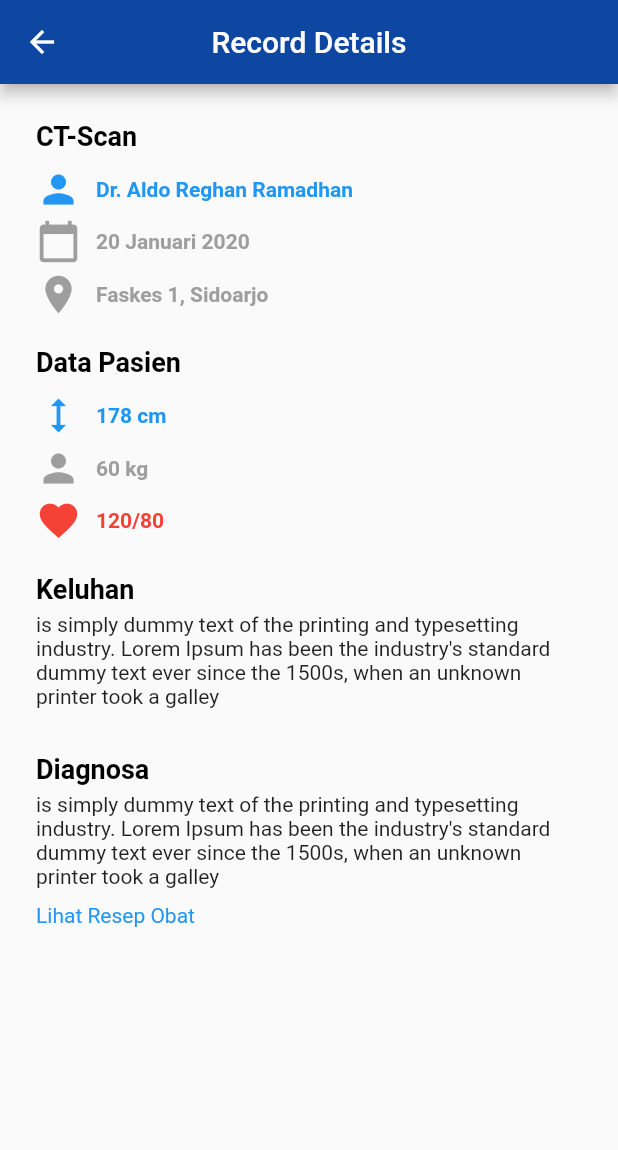
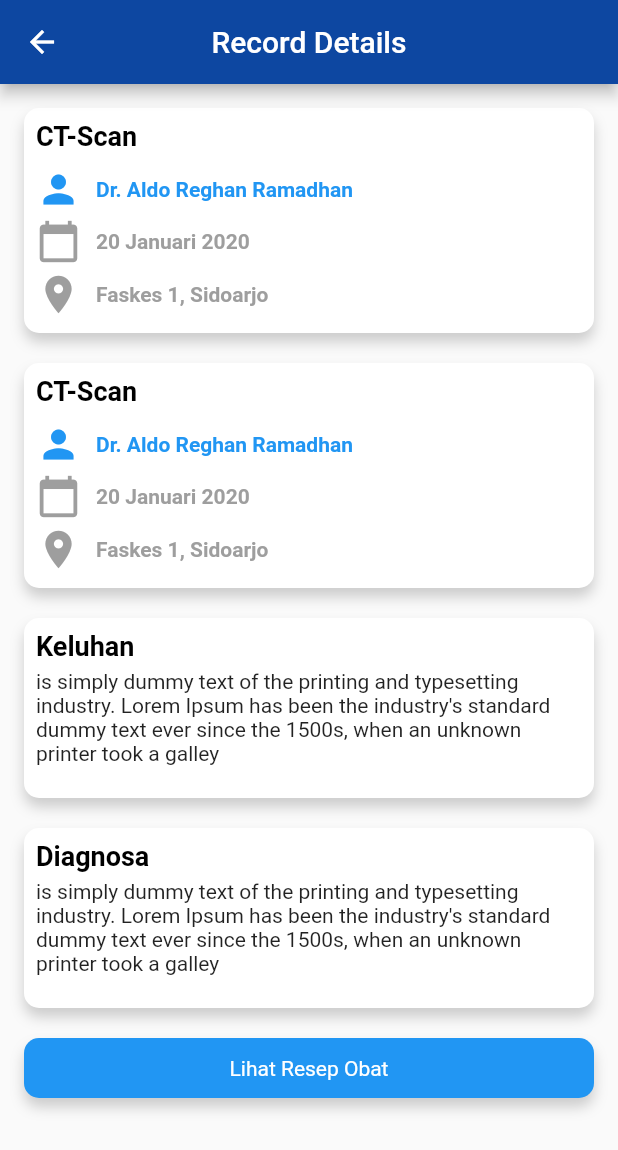
Before and after one commit to AldoReghan/medicalrecord, a Flutter app: the MedicalDetails screen opened directly, on a phone screen of 412 x 824 dp. Shown: the top 1150 px of the screen. Run offline on Flutter 3.47's test engine with Material 2 defaults, Android fonts, the phone set to English and light mode, and no system bars.

Commit message:
finishing layout

```diff
--- /dev/null
+++ b/lib/components/CardDetail.dart
@@ -0,0 +1,117 @@
+import 'package:flutter/material.dart';
+
+class MyApp extends StatelessWidget {
+  @override
+  Widget build(BuildContext context) {
+    return MaterialApp(
+      title: 'Card Detail',
+      home: CardDetail(),
+    );
+  }
+}
+
+class CardDetail extends StatefulWidget {
+  final String title;
+  final icon1;
+  final String dokterOrTb;
+  final icon2;
+  final String dateOrWeight;
+  final icon3;
+  final String placeOrHeartbeath;
+
+  const CardDetail({Key key, this.title, this.icon1, this.dokterOrTb, this.icon2, this.dateOrWeight, this.icon3, this.placeOrHeartbeath}) : super(key: key);
+
+  @override
+  _CardDetailState createState() => _CardDetailState();
+}
+
+class _CardDetailState extends State<CardDetail> {
+  @override
+  Widget build(BuildContext context) {
+    return Container(
+      height: 150,
+      decoration: BoxDecoration(
+          color: Colors.white,
+          borderRadius: BorderRadiusDirectional.circular(10),
+          boxShadow: [
+            BoxShadow(
+                blurRadius: 7,
+                color: Colors.grey.withOpacity(0.5),
+                offset: Offset(0, 6))
+          ]),
+      child: Padding(
+        padding: const EdgeInsets.all(8.0),
+        child: Column(
+          crossAxisAlignment: CrossAxisAlignment.start,
+          children: [
+            Text('CT-Scan',
+                style: TextStyle(
+                    color: Colors.black,
+                    fontWeight: FontWeight.bold,
+                    fontSize: 18)),
+            SizedBox(
+              height: 10,
+            ),
+            Row(
+              children: [
+                Icon(
+                  Icons.person,
+                  size: 30,
+                  color: Colors.blue,
+                ),
+                SizedBox(
+                  width: 10,
+                ),
+                Text(
+                  'Dr. Aldo Reghan Ramadhan',
+                  style: TextStyle(
+                      fontWeight: FontWeight.bold, color: Colors.blue),
+                )
+              ],
+            ),
+            SizedBox(
+              height: 5,
+            ),
+            Row(
+              children: [
+                Icon(
+                  Icons.calendar_today,
+                  size: 30,
+                  color: Colors.grey,
+                ),
+                SizedBox(
+                  width: 10,
+                ),
+                Text(
+                  '20 Januari 2020',
+                  style: TextStyle(
+                      color: Colors.grey, fontWeight: FontWeight.bold),
+                )
+              ],
+            ),
+            SizedBox(
+              height: 5,
+            ),
+            Row(
+              children: [
+                Icon(
+                  Icons.location_on,
+                  size: 30,
+                  color: Colors.grey,
+                ),
+                SizedBox(
+                  width: 10,
+                ),
+                Text(
+                  'Faskes 1, Sidoarjo',
+                  style: TextStyle(
+                      color: Colors.grey, fontWeight: FontWeight.bold),
+                )
+              ],
+            ),
+          ],
+        ),
+      ),
+    );
+  }
+}
--- /dev/null
+++ b/lib/components/CardKeluhanDiagnosa.dart
@@ -0,0 +1,59 @@
+import 'package:flutter/material.dart';
+
+class MyApp extends StatelessWidget {
+  @override
+  Widget build(BuildContext context) {
+    return MaterialApp(
+      title: 'Card Keluhan Diagnosa',
+      home: CardKeluhanDiagnosa(),
+    );
+  }
+}
+
+class CardKeluhanDiagnosa extends StatefulWidget {
+
+  final String title;
+  final String deskripsi;
+
+  const CardKeluhanDiagnosa({Key key, this.title, this.deskripsi}) : super(key: key);
+
+  @override
+  _CardKeluhanDiagnosaState createState() => _CardKeluhanDiagnosaState();
+}
+
+class _CardKeluhanDiagnosaState extends State<CardKeluhanDiagnosa> {
+  @override
+  Widget build(BuildContext context) {
+    return Container(
+      height: 120,
+      decoration: BoxDecoration(
+          color: Colors.white,
+          borderRadius: BorderRadiusDirectional.circular(10),
+          boxShadow: [
+            BoxShadow(
+                blurRadius: 7,
+                color: Colors.grey.withOpacity(0.5),
+                offset: Offset(0, 6))
+          ]),
+      child: Padding(
+        padding: const EdgeInsets.all(8.0),
+        child: Column(
+          crossAxisAlignment: CrossAxisAlignment.start,
+          children: [
+            Text(widget.title,
+                style: TextStyle(
+                    color: Colors.black,
+                    fontWeight: FontWeight.bold,
+                    fontSize: 18)),
+            SizedBox(
+              height: 5,
+            ),
+            Text(
+              widget.deskripsi,
+            ),
+          ],
+        ),
+      ),
+    );
+  }
+}
--- a/lib/components/CardName.dart
+++ b/lib/components/CardName.dart
@@ -67,8 +67,6 @@ class CardName extends StatelessWidget {
                               ))
                         ],
                       ),
-                      Spacer(),
-                      Icon(Icons.settings, size: 30, color: Colors.white)
                     ],
                   ),
                   )
--- a/lib/main.dart
+++ b/lib/main.dart
@@ -1,5 +1,6 @@
 import 'package:flutter/material.dart';
 import 'package:medical_record/login.dart';
+import 'package:medical_record/splashScreen.dart';
 
 void main() {
   runApp(MyApp());
@@ -13,7 +14,7 @@ class MyApp extends StatelessWidget {
       theme: ThemeData(
         primarySwatch: Colors.blue,
       ),
-      home: Login(),
+      home: SplashScreen(),
     );
   }
 }
--- a/lib/pages/medicalDetails.dart
+++ b/lib/pages/medicalDetails.dart
@@ -1,4 +1,6 @@
 import 'package:flutter/material.dart';
+import 'package:medical_record/components/CardDetail.dart';
+import 'package:medical_record/components/CardKeluhanDiagnosa.dart';
 import 'package:medical_record/pages/medicineReceipt.dart';
 
 class MyApp extends StatelessWidget {
@@ -29,180 +31,38 @@ class _MedicalDetailsState extends State<MedicalDetails> {
         child: Padding(
           padding: const EdgeInsets.all(8.0),
           child: Container(
-            height: 600,
+            height: MediaQuery.of(context).size.height,
             width: MediaQuery.of(context).size.width,
-            // color: Colors.red,
             child: Padding(
-              padding: const EdgeInsets.all(16.0),
+              padding: const EdgeInsets.all(8.0),
               child: Column(
                 crossAxisAlignment: CrossAxisAlignment.start,
                 children: [
-                  Text('CT-Scan',
-                      style: TextStyle(
-                          color: Colors.black,
-                          fontWeight: FontWeight.bold,
-                          fontSize: 18)),
-                  SizedBox(
-                    height: 10,
-                  ),
-                  Row(
-                    children: [
-                      Icon(
-                        Icons.person,
-                        size: 30,
-                        color: Colors.blue,
-                      ),
-                      SizedBox(
-                        width: 10,
-                      ),
-                      Text(
-                        'Dr. Aldo Reghan Ramadhan',
-                        style: TextStyle(
-                            fontWeight: FontWeight.bold, color: Colors.blue),
-                      )
-                    ],
-                  ),
-                  SizedBox(
-                    height: 5,
-                  ),
-                  Row(
-                    children: [
-                      Icon(
-                        Icons.calendar_today,
-                        size: 30,
-                        color: Colors.grey,
-                      ),
-                      SizedBox(
-                        width: 10,
-                      ),
-                      Text(
-                        '20 Januari 2020',
-                        style: TextStyle(
-                            color: Colors.grey, fontWeight: FontWeight.bold),
-                      )
-                    ],
-                  ),
-                  SizedBox(
-                    height: 5,
-                  ),
-                  Row(
-                    children: [
-                      Icon(
-                        Icons.location_on,
-                        size: 30,
-                        color: Colors.grey,
-                      ),
-                      SizedBox(
-                        width: 10,
-                      ),
-                      Text(
-                        'Faskes 1, Sidoarjo',
-                        style: TextStyle(
-                            color: Colors.grey, fontWeight: FontWeight.bold),
-                      )
-                    ],
-                  ),
+                  CardDetail(),
                   SizedBox(
                     height: 20,
                   ),
-                  Text('Data Pasien',
-                      style: TextStyle(
-                          color: Colors.black,
-                          fontWeight: FontWeight.bold,
-                          fontSize: 18)),
-                  SizedBox(
-                    height: 10,
-                  ),
-                  Row(
-                    children: [
-                      Icon(
-                        Icons.height,
-                        size: 30,
-                        color: Colors.blue,
-                      ),
-                      SizedBox(
-                        width: 10,
-                      ),
-                      Text(
-                        '178 cm',
-                        style: TextStyle(
-                            fontWeight: FontWeight.bold, color: Colors.blue),
-                      )
-                    ],
-                  ),
-                  SizedBox(
-                    height: 5,
-                  ),
-                  Row(
-                    children: [
-                      Icon(
-                        Icons.person,
-                        size: 30,
-                        color: Colors.grey,
-                      ),
-                      SizedBox(
-                        width: 10,
-                      ),
-                      Text(
-                        '60 kg',
-                        style: TextStyle(
-                            color: Colors.grey, fontWeight: FontWeight.bold),
-                      )
-                    ],
-                  ),
-                  SizedBox(
-                    height: 5,
-                  ),
-                  Row(
-                    children: [
-                      Icon(
-                        Icons.favorite,
-                        size: 30,
-                        color: Colors.red,
-                      ),
-                      SizedBox(
-                        width: 10,
-                      ),
-                      Text(
-                        '120/80',
-                        style: TextStyle(
-                            color: Colors.red, fontWeight: FontWeight.bold),
-                      )
-                    ],
-                  ),
+                  CardDetail(),
                   SizedBox(
                     height: 20,
                   ),
-                  Text('Keluhan',
-                      style: TextStyle(
-                          color: Colors.black,
-                          fontWeight: FontWeight.bold,
-                          fontSize: 18)),
-                  SizedBox(
-                    height: 5,
-                  ),
-                  Text(
+                  CardKeluhanDiagnosa(
+                    title: 'Keluhan',
+                    deskripsi:
                         "is simply dummy text of the printing and typesetting industry. Lorem Ipsum has been the industry's standard dummy text ever since the 1500s, when an unknown printer took a galley",
                   ),
                   SizedBox(
                     height: 10,
                   ),
                   SizedBox(
-                    height: 20,
-                  ),
-                  Text('Diagnosa',
-                      style: TextStyle(
-                          color: Colors.black,
-                          fontWeight: FontWeight.bold,
-                          fontSize: 18)),
-                  SizedBox(
-                    height: 5,
-                  ),
-                  Text(
-                      "is simply dummy text of the printing and typesetting industry. Lorem Ipsum has been the industry's standard dummy text ever since the 1500s, when an unknown printer took a galley"),
-                  SizedBox(
                     height: 10,
                   ),
+                  CardKeluhanDiagnosa(
+                    title: 'Diagnosa',
+                    deskripsi:
+                        "is simply dummy text of the printing and typesetting industry. Lorem Ipsum has been the industry's standard dummy text ever since the 1500s, when an unknown printer took a galley",
+                  ),
+                  SizedBox(height: 20),
                   GestureDetector(
                       onTap: () {
                         Navigator.push(
@@ -210,11 +70,25 @@ class _MedicalDetailsState extends State<MedicalDetails> {
                             MaterialPageRoute(
                                 builder: (context) => MedicineReceipt()));
                       },
+                      child: Container(
+                        height: 40,
+                        width: MediaQuery.of(context).size.width,
+                        decoration: BoxDecoration(
+                            color: Colors.blue,
+                            borderRadius: BorderRadiusDirectional.circular(10),
+                            boxShadow: [
+                              BoxShadow(
+                                  blurRadius: 7,
+                                  color: Colors.grey.withOpacity(0.5),
+                                  offset: Offset(0, 6))
+                            ]),
+                        child: Center(
                           child: Text(
                             'Lihat Resep Obat',
-                      style: TextStyle(color: Colors.blue),
+                            style: TextStyle(color: Colors.white),
                           ),
-                  )
+                        ),
+                      ))
                 ],
               ),
             ),
```
Also changed, not shown: lib/components/CardMedicine.dart (added, +42 -0 lines), lib/pages/Profile.dart (added, +27 -0 lines), lib/pages/home.dart (+9 -3 lines), lib/pages/medicineReceipt.dart (+15 -2 lines), lib/splashScreen.dart (added, +81 -0 lines). Lines whose indentation alone changed are shown as unchanged.
